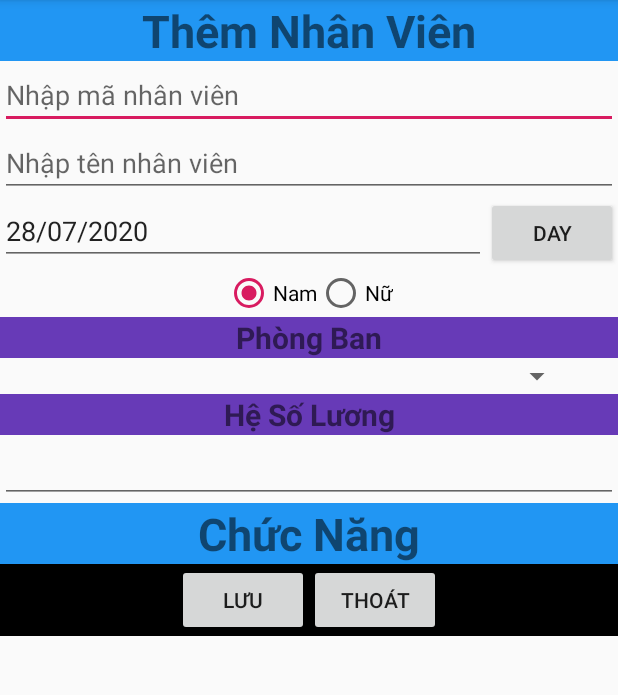
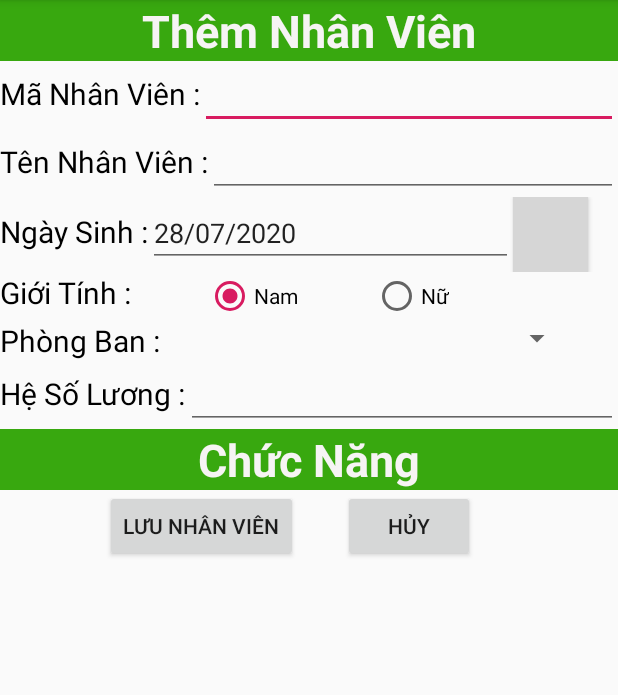
Before and after one commit to Lap-trinh-di-dong-2/QuanLyLuong, an Android app: the MainNhanVien screen opened directly, with no data from a screen before it, after a tap on "THÊM NHÂN VIÊN", on a phone screen of 412 x 824 dp, the part 84-779 px from its top. Run offline under Robolectric (Android 15) with nearby library versions, the phone set to English and light mode, and no system bars; grey boxes are pictures that could not be loaded.

Commit message:
Update project 25/07/2020 1.0.12

```diff
--- a/app/src/main/java/com/example/quanlyluong/DataBase/DBChamCong.java
+++ b/app/src/main/java/com/example/quanlyluong/DataBase/DBChamCong.java
@@ -21,7 +21,6 @@ public class DBChamCong {
         SQLiteDatabase db = dbHelper.getWritableDatabase();
         ContentValues values = new ContentValues();
         values.put("manv",chamCong.getMaNhanVien());
-        values.put("tennv",chamCong.getTenNhanVien());
         values.put("ngaycham",chamCong.getThang());
         values.put("songaycong",chamCong.getSoNgayCong());
         db.insert("ChamCong", null, values);
@@ -29,7 +28,7 @@ public class DBChamCong {
     }
     public ArrayList<ChamCong> layDuLieu() {
         ArrayList<ChamCong> data = new ArrayList<>();
-        String sql = "Select * from ChamCong";
+        String sql = "Select * from ChamCong ";
         SQLiteDatabase db = dbHelper.getReadableDatabase();
         Cursor cursor = db.rawQuery(sql, null);
         try {
--- a/app/src/main/res/anim/hienlen.xml
+++ b/app/src/main/res/anim/hienlen.xml
@@ -3,7 +3,7 @@
     <alpha
         android:fromAlpha="0"
         android:toAlpha="1"
-        android:duration="1000"
+        android:duration="5000"
         ></alpha>
     <translate
         android:startOffset="1000"
--- a/app/src/main/res/anim/phongto.xml
+++ b/app/src/main/res/anim/phongto.xml
@@ -5,7 +5,7 @@
         android:fromYScale="1"
         android:toYScale="2"
         android:toXScale="2"
-        android:duration="1000"
+        android:duration="3000"
         android:repeatCount="infinite"
         ></scale>
 </set>
--- a/app/src/main/res/drawable/them1.xml
+++ b/app/src/main/res/drawable/them1.xml
@@ -1,8 +1,6 @@
 <?xml version="1.0" encoding="utf-8"?>
 <shape xmlns:android="http://schemas.android.com/apk/res/android" android:shape="rectangle">
-    <solid android:color="#082AE4"></solid>
-    <corners android:bottomRightRadius="30dp"
-        android:topLeftRadius="30dp"
-        ></corners>
+    <solid android:color="#C7CADC"></solid>
+    <corners android:radius="30dp"></corners>
 
 </shape>
--- a/app/src/main/res/layout/them_nhanvien.xml
+++ b/app/src/main/res/layout/them_nhanvien.xml
@@ -10,34 +10,46 @@
        style="@style/tieude"
         android:text="@string/themnhanvien"/>
 
+    <LinearLayout
+        style="@style/linerlayout">
+        <TextView
+            style="@style/textview1"
+            android:text="@string/manhanvien"
+            />
     <EditText
         style="@style/edittext"
-        android:hint="Nhập mã nhân viên"
         android:id="@+id/txtMaNhanVien"/>
+    </LinearLayout>
+    <LinearLayout
+       style="@style/linerlayout">
+        <TextView
+            style="@style/textview1"
+            android:text="@string/tennhanvien"/>
     <EditText
         style="@style/edittext"
-        android:hint="Nhập tên nhân viên"
         android:id="@+id/txtTenNhanVien"/>
+    </LinearLayout>
     <LinearLayout
-        android:layout_width="match_parent"
-        android:layout_height="wrap_content"
-        android:orientation="horizontal">
+        style="@style/linerlayout">
+        <TextView
+            style="@style/textview1"
+            android:text="@string/ngaysinh"/>
     <EditText
-        android:layout_width="wrap_content"
-        android:hint="Nhập ngày sinh"
-        android:layout_height="wrap_content"
+        style="@style/edittext"
         android:id="@+id/txtNgaySinh"
         android:layout_weight="1"
         />
-
         <Button
-            style="@style/button"
+            style="@style/buttonDay"
             android:id="@+id/btnDay"
-            android:text="Day"
+            android:background="@drawable/ngay"
             />
     </LinearLayout>
     <RadioGroup
        style="@style/groupButTon">
+        <TextView
+            style="@style/textview1"
+            android:text="@string/gioitinh"/>
         <RadioButton
             style="@style/rad"
             android:id="@+id/radNam"
@@ -48,30 +60,36 @@
             android:id="@+id/radNu"
             android:text="@string/nu"/>
     </RadioGroup>
-    <TextView
-        style="@style/textview"
-        android:text="@string/phongban"/>
+    <LinearLayout
+        style="@style/linerlayout">
+        <TextView
+            style="@style/textview1"
+            android:text="@string/phongban"/>
     <Spinner
         style="@style/spin"
         android:id="@+id/spPhongBan"/>
-    <TextView
-        style="@style/textview"
-        android:text="@string/hesoluong"/>
+    </LinearLayout>
+    <LinearLayout
+       style="@style/linerlayout">
+        <TextView
+            style="@style/textview1"
+            android:text="@string/hesoluong"/>
     <EditText
         style="@style/edittext"
         android:id="@+id/txtHeSoLuong"/>
+    </LinearLayout>
     <TextView
         style="@style/tieude"
         android:text="@string/chucnang"/>
     <LinearLayout
         style="@style/linerlayout">
         <Button
-            style="@style/button"
+            style="@style/buttonluu"
             android:id="@+id/btnSuaNhanVien"
-            android:text="@string/luu"
+            android:text="@string/luunhanvien"
             />
         <Button
-            style="@style/button"
+            style="@style/buttonhuy"
             android:id="@+id/btnThoat"
             android:text="@string/thoat"
             />
--- a/app/src/main/res/values/strings.xml
+++ b/app/src/main/res/values/strings.xml
@@ -2,28 +2,31 @@
     <string name="app_name">QuanLyLuong</string>
     <string name="appname">Quản Lý Nhân Viên</string>
     <string name="tieude">Phòng Ban</string>
-    <string name="maphong">Mã Phòng</string>
-    <string name="tenphong">Tên Phòng</string>
-    <string name="them">Thêm</string>
+    <string name="maphong">Mã Phòng : </string>
+    <string name="ma">Mã : </string>
+    <string name="tenphong">Tên Phòng : </string>
+    <string name="ten">Tên : </string>
+    <string name="them">Lưu Phòng Ban</string>
     <string name="sua">Sửa</string>
-    <string name="thoat">Thoát</string>
-    <string name="Show">Xem Danh Sách Phòng Ban</string>
+    <string name="thoat">Hủy</string>
+    <string name="Show">Danh Sách Phòng Ban</string>
     <string name="ngonngu">Ngôn Ngữ</string>
     <string name="chucnang">Chức Năng</string>
 
     <string name="tieude1">Nhân Viên</string>
-    <string name="manhanvien">Mã Nhân Viên</string>
-    <string name="tennhanvien">Tên Nhân Viên</string>
-    <string name="ngaysinh">Ngày Sinh</string>
-    <string name="gioitinh">Giới Tính</string>
+    <string name="manhanvien">Mã Nhân Viên : </string>
+    <string name="tennhanvien">Tên Nhân Viên : </string>
+    <string name="ngaysinh">Ngày Sinh : </string>
+    <string name="gioitinh">Giới Tính : </string>
     <string name="nam">Nam</string>
     <string name="nu">Nữ</string>
     <string name="luu">Lưu</string>
-    <string name="hesoluong">Hệ Số Lương</string>
-    <string name="phongban">Phòng Ban</string>
+    <string name="hesoluong">Hệ Số Lương : </string>
+    <string name="phongban">Phòng Ban : </string>
     <string name="danhsachnhanvien">Danh Sách Nhân Viên</string>
     <string name="themnhanvien">Thêm Nhân Viên</string>
     <string name="suanhanvien">Cập Nhật Nhân Viên</string>
+    <string name="luunhanvien">Lưu Nhân Viên</string>
 
     <string name="tieude2">Bảng Chấm Công</string>
     <string name="chamcong">Chấm Công</string>
--- a/app/src/main/res/values/styles.xml
+++ b/app/src/main/res/values/styles.xml
@@ -18,8 +18,9 @@
     <style name="tieude">
         <item name="android:layout_width">match_parent</item>
         <item name="android:layout_height">wrap_content</item>
-        <item name="android:background">#2196F3</item>
+        <item name="android:background">#38A80F</item>
         <item name="android:textStyle">bold</item>
+        <item name="android:textColor">#F6F4F4</item>
         <item name="android:textSize">30sp</item>
         <item name="android:gravity">center</item>
     </style>
@@ -34,10 +35,16 @@
 
 
     <style name="textview1">
-        <item name="android:layout_width">match_parent</item>
+        <item name="android:layout_width">wrap_content</item>
         <item name="android:layout_height">wrap_content</item>
         <item name="android:textSize">20sp</item>
-        <item name="android:gravity">center</item>
+        <item name="android:textColor">#000</item>
+    </style>
+    <style name="textview2">
+        <item name="android:layout_width">wrap_content</item>
+        <item name="android:layout_height">wrap_content</item>
+        <item name="android:textSize">15sp</item>
+        <item name="android:textColor">#000</item>
     </style>
 
     <style name="edittext">
@@ -48,12 +55,17 @@
         <item name="android:layout_width">match_parent</item>
         <item name="android:layout_height">wrap_content</item>
         <item name="android:orientation">horizontal</item>
-        <item name="android:gravity">center</item>
-        <item name="android:background">#000</item>
     </style>
+
     <style name="button">
-        <item name="android:layout_width">wrap_content</item>
-        <item name="android:layout_height">wrap_content</item>
+    <item name="android:layout_width">wrap_content</item>
+    <item name="android:layout_height">wrap_content</item>
+    <item name="android:layout_gravity">right</item>
+</style>
+    <style name="buttonDay">
+        <item name="android:layout_width">50sp</item>
+        <item name="android:layout_height">50sp</item>
+        <item name="android:layout_marginRight">20sp</item>
     </style>
     <style name="buttonNhanVien">
         <item name="android:layout_width">match_parent</item>
@@ -62,6 +74,16 @@
         <item name="android:textStyle">bold</item>
         <item name="android:textSize">20sp</item>
         <item name="android:layout_height">wrap_content</item>
+    </style>
+    <style name="buttonluu">
+        <item name="android:layout_width">wrap_content</item>
+        <item name="android:layout_height">wrap_content</item>
+        <item name="android:layout_marginLeft">70sp</item>
+    </style>
+    <style name="buttonhuy">
+        <item name="android:layout_width">wrap_content</item>
+        <item name="android:layout_height">wrap_content</item>
+        <item name="android:layout_marginLeft">30sp</item>
     </style>
     <style name="listview">
         <item name="android:layout_width">match_parent</item>
@@ -80,11 +102,11 @@
         <item name="android:layout_width">match_parent</item>
         <item name="android:orientation">horizontal</item>
         <item name="android:layout_height">wrap_content</item>
-        <item name="android:gravity">center</item>
     </style>
     <style name="rad">
         <item name="android:layout_width">wrap_content</item>
         <item name="android:layout_height">wrap_content</item>
+        <item name="android:layout_marginLeft">50sp</item>
     </style>
     <style name="spin">
         <item name="android:layout_width">match_parent</item>
```
Also changed, not shown: app/src/main/java/com/example/quanlyluong/Adapter/CustomAdapterNhanVien.java (+11 -0 lines), app/src/main/java/com/example/quanlyluong/Model/ChamCong.java (+1 -10 lines), app/src/main/res/layout/gioithieu.xml (+12 -12 lines), app/src/main/res/layout/listview_nhanvien.xml (+11 -11 lines), app/src/main/res/layout/listview_phongban.xml (+18 -5 lines), app/src/main/res/layout/phongban.xml (+21 -10 lines), app/src/main/res/drawable/xoa.png (added).
